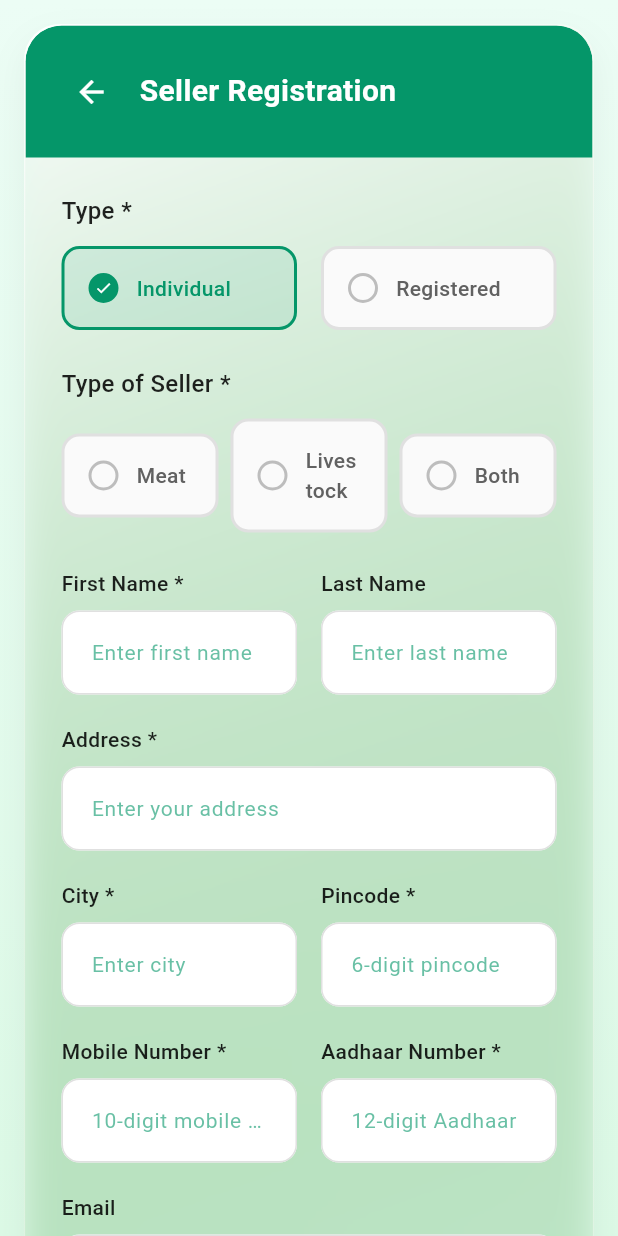
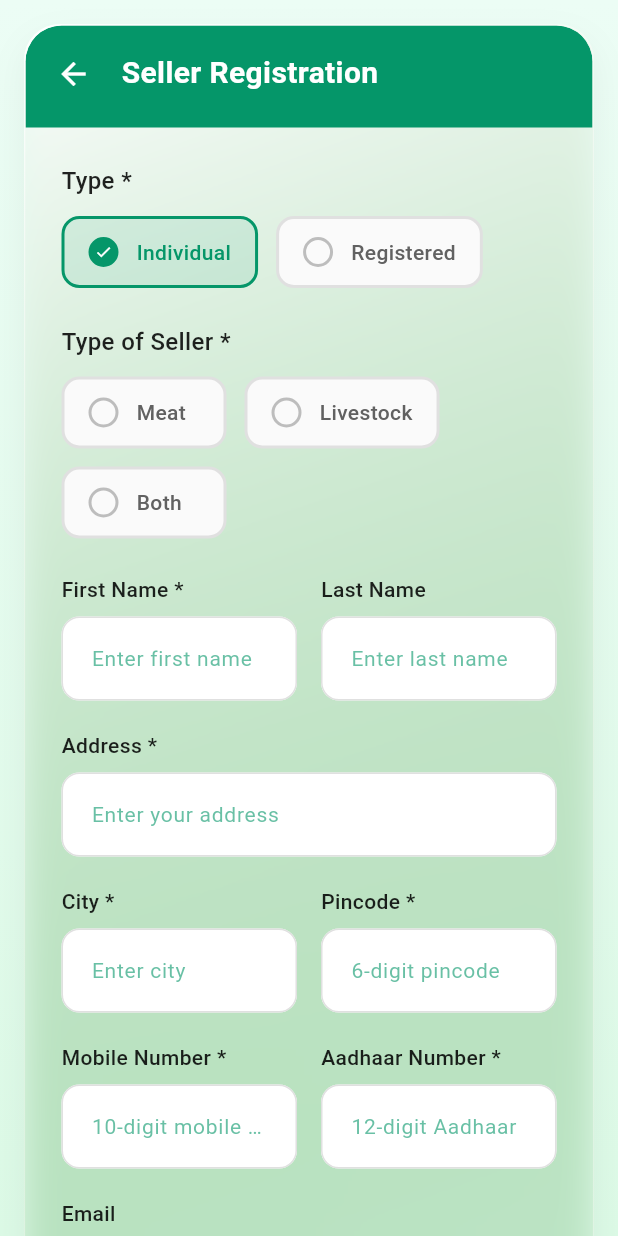
Before and after one commit to testingoat/goat_goat, a Flutter app: the SellerRegistrationScreen screen opened directly, on a phone screen of 412 x 824 dp. Run offline on Flutter 3.47's test engine with Material 3 defaults, Android fonts, the light colour scheme and no system bars; our stand-ins replace firebase_core, firebase_messaging, flutter_local_notifications, shared_preferences, supabase_flutter; accounts and stored records are empty; network calls fail.

```diff
--- a/lib/seller_registration_screen.dart
+++ b/lib/seller_registration_screen.dart
@@ -130,12 +130,19 @@ class _SellerRegistrationScreenState extends State<SellerRegistrationScreen> {
   }
 
   Widget _buildHeader() {
-    return Container(
+    return SafeArea(
+      bottom: false,
+      child: Container(
         width: double.infinity,
-      padding: const EdgeInsets.all(20),
-      decoration: BoxDecoration(
-        color: const Color(0xFF059669), // emerald-600
-        borderRadius: const BorderRadius.only(
+        padding: EdgeInsets.only(
+          left: 8,
+          right: 16,
+          top: 8,
+          bottom: 12,
+        ),
+        decoration: const BoxDecoration(
+          color: Color(0xFF059669), // emerald-600
+          borderRadius: BorderRadius.only(
             topLeft: Radius.circular(24),
             topRight: Radius.circular(24),
           ),
@@ -149,15 +156,21 @@ class _SellerRegistrationScreenState extends State<SellerRegistrationScreen> {
               },
             ),
             const SizedBox(width: 8),
-          const Text(
+            const Expanded(
+              child: Text(
                 'Seller Registration',
+                maxLines: 1,
+                softWrap: false,
+                overflow: TextOverflow.ellipsis,
                 style: TextStyle(
                   fontSize: 20,
                   fontWeight: FontWeight.w600,
                   color: Colors.white,
                 ),
               ),
+            ),
           ],
+        ),
       ),
     );
   }
@@ -234,10 +247,11 @@ class _SellerRegistrationScreenState extends State<SellerRegistrationScreen> {
           ),
         ),
         const SizedBox(height: 12),
-        Row(
+        Wrap(
+          spacing: 12,
+          runSpacing: 12,
           children: [
-            Expanded(
-              child: _buildRadioOption(
+            _buildRadioOption(
               'Individual',
               _selectedType == 'Individual',
               (value) {
@@ -246,10 +260,7 @@ class _SellerRegistrationScreenState extends State<SellerRegistrationScreen> {
                 });
               },
             ),
-            ),
-            const SizedBox(width: 16),
-            Expanded(
-              child: _buildRadioOption(
+            _buildRadioOption(
               'Registered',
               _selectedType == 'Registered',
               (value) {
@@ -257,7 +268,6 @@ class _SellerRegistrationScreenState extends State<SellerRegistrationScreen> {
                   _selectedType = 'Registered';
                 });
               },
-              ),
             ),
           ],
         ),
@@ -278,39 +288,26 @@ class _SellerRegistrationScreenState extends State<SellerRegistrationScreen> {
           ),
         ),
         const SizedBox(height: 12),
-        Row(
+        Wrap(
+          spacing: 12,
+          runSpacing: 12,
           children: [
-            Expanded(
-              child: _buildRadioOption('Meat', _selectedSellerType == 'Meat', (
-                value,
-              ) {
+            _buildRadioOption('Meat', _selectedSellerType == 'Meat', (value) {
               setState(() {
                 _selectedSellerType = 'Meat';
               });
             }),
-            ),
-            const SizedBox(width: 8),
-            Expanded(
-              child: _buildRadioOption(
-                'Livestock',
-                _selectedSellerType == 'Livestock',
-                (value) {
+            _buildRadioOption('Livestock',
+                _selectedSellerType == 'Livestock', (value) {
               setState(() {
                 _selectedSellerType = 'Livestock';
               });
-                },
-              ),
-            ),
-            const SizedBox(width: 8),
-            Expanded(
-              child: _buildRadioOption('Both', _selectedSellerType == 'Both', (
-                value,
-              ) {
+            }),
+            _buildRadioOption('Both', _selectedSellerType == 'Both', (value) {
               setState(() {
                 _selectedSellerType = 'Both';
               });
             }),
-            ),
           ],
         ),
       ],
@@ -324,8 +321,10 @@ class _SellerRegistrationScreenState extends State<SellerRegistrationScreen> {
   ) {
     return GestureDetector(
       onTap: () => onChanged(true),
+      child: ConstrainedBox(
+        constraints: const BoxConstraints(minWidth: 110),
         child: Container(
-        padding: const EdgeInsets.all(16),
+          padding: const EdgeInsets.symmetric(horizontal: 16, vertical: 12),
           decoration: BoxDecoration(
             color: isSelected
                 ? const Color(0xFF059669).withValues(alpha: 0.1)
@@ -337,6 +336,7 @@ class _SellerRegistrationScreenState extends State<SellerRegistrationScreen> {
             borderRadius: BorderRadius.circular(12),
           ),
           child: Row(
+            mainAxisSize: MainAxisSize.min,
             children: [
               Container(
                 width: 20,
@@ -358,9 +358,12 @@ class _SellerRegistrationScreenState extends State<SellerRegistrationScreen> {
                     : null,
               ),
               const SizedBox(width: 12),
-            Expanded(
+              Flexible(
                 child: Text(
                   title,
+                  maxLines: 1,
+                  softWrap: false,
+                  overflow: TextOverflow.ellipsis,
                   style: TextStyle(
                     fontSize: 14,
                     fontWeight: FontWeight.w500,
@@ -371,6 +374,7 @@ class _SellerRegistrationScreenState extends State<SellerRegistrationScreen> {
                 ),
               ),
             ],
+          ),
         ),
       ),
     );
```
Also changed, not shown: lib/mobile_number_modal.dart (+17 -2 lines), lib/screens/customer_product_catalog_screen.dart (+22 -1 lines), lib/screens/customer_product_details_screen.dart (added, +373 -0 lines), 1 other file. Lines whose indentation alone changed are shown as unchanged.
